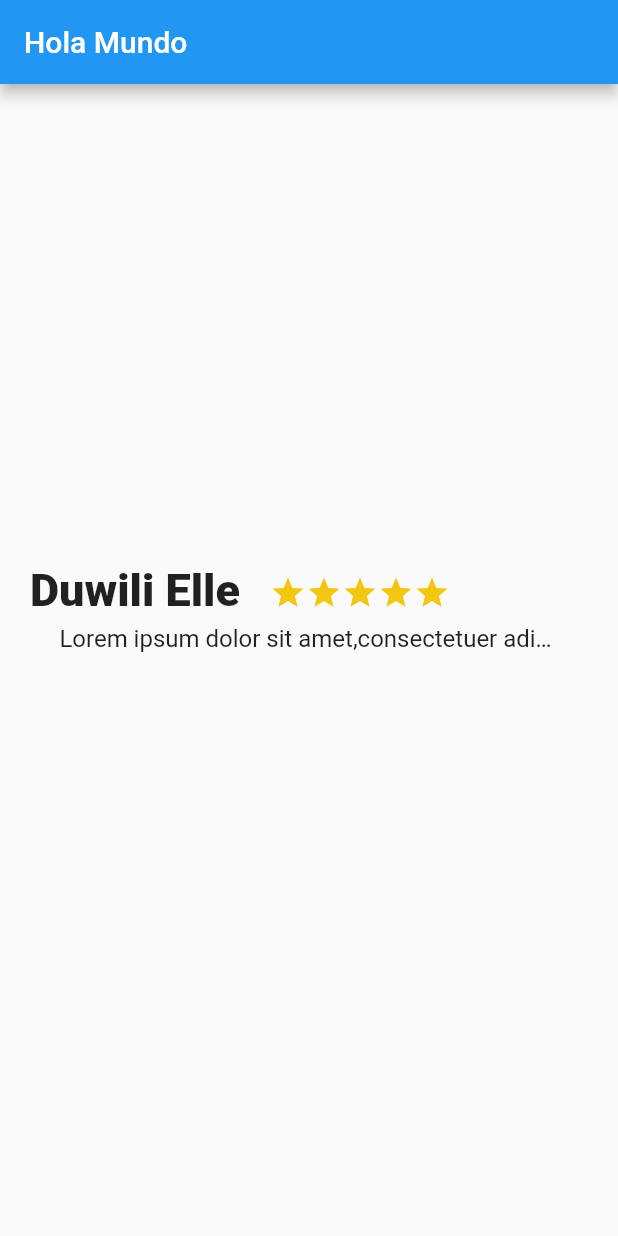
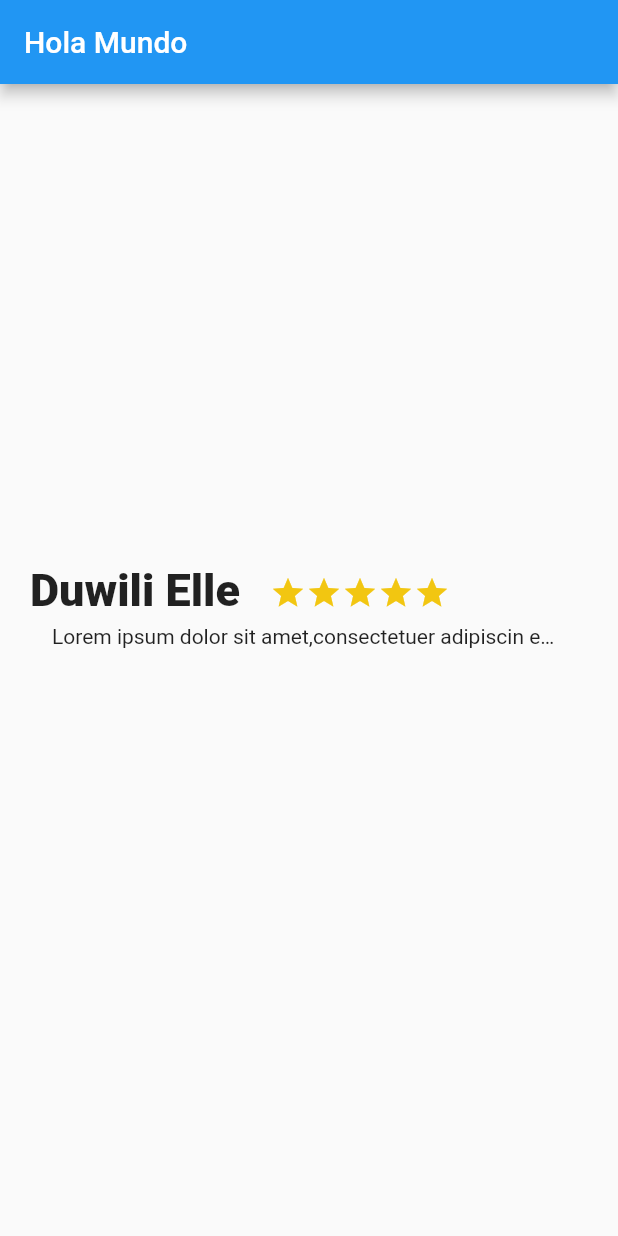
Before and after one commit to ricardo9407/flutter_application_1, a Flutter app: the screen it shows after launch, on a phone screen of 412 x 824 dp. Run offline on Flutter 3.47's test engine with Material 2 defaults, Android fonts, the phone set to English and light mode, and no system bars.

Commit message:
arreglo del tamaño de la letra

```diff
--- a/lib/description_place.dart
+++ b/lib/description_place.dart
@@ -47,7 +47,7 @@ class DescriptionPlace extends StatelessWidget {
           In enim justo,rhoncus ut, imperdiet a.''',
           textAlign: TextAlign.left,
           overflow: TextOverflow.ellipsis,
-          style: TextStyle(fontSize: 16.0),
+          style: TextStyle(fontSize: 14.0),
         ),
       )
     ]);
```
